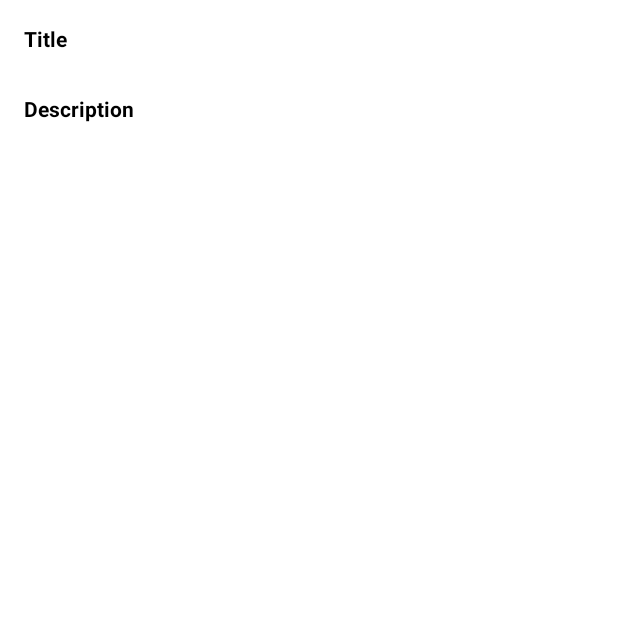
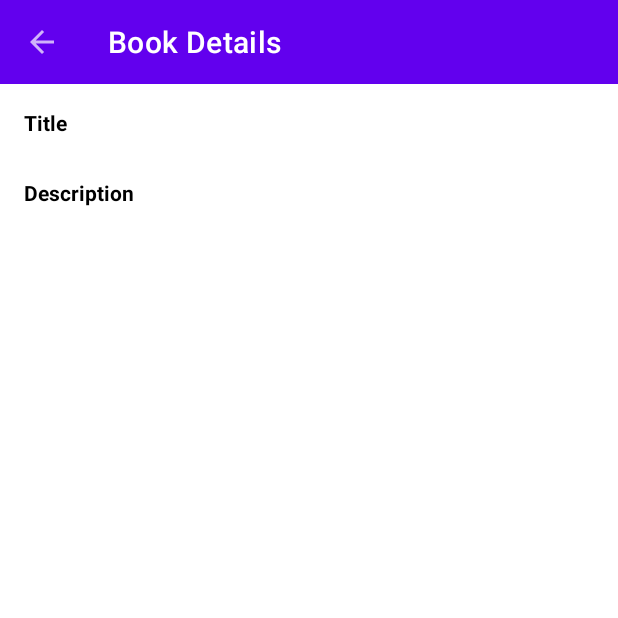
Before and after one commit to enzoap/NewYorkBooks, an Android app: the BookDetailsActivity screen opened directly, with no data from a screen before it, on a phone screen of 412 x 824 dp, the top half of it. Before the commit the part shown is almost empty. Run offline under Robolectric (Android 15) with nearby library versions, the phone set to English and light mode, and no system bars.

Commit message:
Refatoração do app parte 1

```diff
--- a/app/src/main/AndroidManifest.xml
+++ b/app/src/main/AndroidManifest.xml
@@ -11,7 +11,6 @@
         android:roundIcon="@mipmap/ic_launcher_round"
         android:supportsRtl="true"
         android:theme="@style/Theme.NyBooks">
-        <activity android:name=".presentation.details.BookDetailsActivity"></activity>
         <activity android:name=".presentation.books.BooksActivity">
             <intent-filter>
                 <action android:name="android.intent.action.MAIN" />
@@ -19,6 +18,10 @@
                 <category android:name="android.intent.category.LAUNCHER" />
             </intent-filter>
         </activity>
+
+        <activity android:name=".presentation.details.BookDetailsActivity"
+            android:parentActivityName=".presentation.books.BooksActivity"/>
+
     </application>
 
 </manifest>
--- /dev/null
+++ b/app/src/main/java/com/example/nybooks/presentation/base/BaseActivity.kt
@@ -0,0 +1,15 @@
+package com.example.nybooks.presentation.base
+
+import androidx.appcompat.app.AppCompatActivity
+import androidx.appcompat.widget.Toolbar
+
+open class BaseActivity : AppCompatActivity() {
+
+    protected fun setupToolbar(toolbar: Toolbar, titleIdRes: Int, showBackButton: Boolean = false){
+        toolbar.title = getString(titleIdRes)
+        setSupportActionBar(toolbar)
+        if (showBackButton){
+            supportActionBar?.setDisplayHomeAsUpEnabled(true)
+        }
+    }
+}
--- a/app/src/main/java/com/example/nybooks/presentation/books/BooksActivity.kt
+++ b/app/src/main/java/com/example/nybooks/presentation/books/BooksActivity.kt
@@ -1,6 +1,5 @@
 package com.example.nybooks.presentation.books
 
-import androidx.appcompat.app.AppCompatActivity
 import android.os.Bundle
 import androidx.lifecycle.ViewModelProvider
 import androidx.recyclerview.widget.LinearLayoutManager
@@ -8,9 +7,10 @@ import androidx.recyclerview.widget.RecyclerView
 import com.example.nybooks.R
 import com.example.nybooks.data.response.MainRepository
 import com.example.nybooks.databinding.ActivityBooksBinding
+import com.example.nybooks.presentation.base.BaseActivity
 import com.example.nybooks.presentation.details.BookDetailsActivity
 
-class BooksActivity : AppCompatActivity() {
+class BooksActivity : BaseActivity() {
     private lateinit var binding: ActivityBooksBinding
 
     override fun onCreate(savedInstanceState: Bundle?) {
@@ -19,8 +19,7 @@ class BooksActivity : AppCompatActivity() {
         val view = binding.root
         setContentView(view)
 
-        binding.toolbarMain.title = getString(R.string.books_title)
-        setSupportActionBar(binding.toolbarMain)
+        setupToolbar(binding.toolbarMain.toolbarMain, R.string.books_title)
 
         val viewModel = ViewModelProvider(this, BooksViewModel.MainViewModelFactory(MainRepository())).get(BooksViewModel::class.java)
         viewModel.booksLiveData.observe(this, {
--- a/app/src/main/java/com/example/nybooks/presentation/details/BookDetailsActivity.kt
+++ b/app/src/main/java/com/example/nybooks/presentation/details/BookDetailsActivity.kt
@@ -3,10 +3,11 @@ package com.example.nybooks.presentation.details
 import android.content.Context
 import android.content.Intent
 import android.os.Bundle
-import androidx.appcompat.app.AppCompatActivity
+import com.example.nybooks.R
 import com.example.nybooks.databinding.ActivityBookDetailsBinding
+import com.example.nybooks.presentation.base.BaseActivity
 
-class BookDetailsActivity : AppCompatActivity() {
+class BookDetailsActivity : BaseActivity() {
     private lateinit var binding: ActivityBookDetailsBinding
 
     override fun onCreate(savedInstanceState: Bundle?) {
@@ -14,6 +15,8 @@ class BookDetailsActivity : AppCompatActivity() {
         binding = ActivityBookDetailsBinding.inflate(layoutInflater)
         val view = binding.root
         setContentView(view)
+
+        setupToolbar(binding.toolbarMain.toolbarMain, R.string.books_details_title, true)
 
         binding.bookDetailsTitle.text = intent.getStringExtra(EXTRA_TITLE)
         binding.bookDetailsDescription.text = intent.getStringExtra(EXTRA_DESCRIPTION)
--- a/app/src/main/res/layout/activity_book_details.xml
+++ b/app/src/main/res/layout/activity_book_details.xml
@@ -4,37 +4,43 @@
     xmlns:tools="http://schemas.android.com/tools"
     android:layout_width="match_parent"
     android:layout_height="match_parent"
-    tools:context=".presentation.details.BookDetailsActivity"
+    android:orientation="vertical"
+    tools:context=".presentation.details.BookDetailsActivity">
+
+    <include android:id="@+id/toolbarMain"
+        layout="@layout/include_toolbar"/>
+
+    <LinearLayout
+        android:layout_width="match_parent"
+        android:layout_height="wrap_content"
         android:orientation="vertical"
         android:padding="16dp">
-
         <TextView
+            style="@style/MyTextViewLabel"
             android:layout_width="match_parent"
             android:layout_height="wrap_content"
-         android:text="@string/book_details_title_label"
-         android:textStyle="bold"
-         android:textColor="@color/black"/>
+            android:text="@string/book_details_title_label" />
 
         <TextView
             android:id="@+id/bookDetailsTitle"
             android:layout_width="wrap_content"
             android:layout_height="wrap_content"
-        tools:text="Titulo 1"
-        android:textColor="@color/black"/>
+            tools:text="Titulo 1" />
 
         <TextView
+            style="@style/MyTextViewLabel"
             android:layout_width="match_parent"
             android:layout_height="wrap_content"
-        android:text="@string/book_details_description_label"
-        android:textColor="@color/black"
-        android:textStyle="bold"
-        android:layout_marginTop="8dp"/>
+            android:layout_marginTop="8dp"
+            android:text="@string/book_details_description_label" />
 
         <TextView
             android:id="@+id/bookDetailsDescription"
             android:layout_width="wrap_content"
             android:layout_height="wrap_content"
-        tools:text="Description 1"
-        android:textColor="@color/black"/>
+            tools:text="Description 1" />
+    </LinearLayout>
+
+
 
 </LinearLayout>
--- a/app/src/main/res/layout/activity_books.xml
+++ b/app/src/main/res/layout/activity_books.xml
@@ -6,16 +6,11 @@
     android:layout_height="match_parent"
     tools:context=".presentation.books.BooksActivity">
 
-
-    <androidx.appcompat.widget.Toolbar
-        android:id="@+id/toolbarMain"
-        android:layout_width="0dp"
-        android:layout_height="wrap_content"
-        android:background="?attr/colorPrimary"
-        android:minHeight="?attr/actionBarSize"
+    <include android:id="@+id/toolbarMain"
+        layout="@layout/include_toolbar"
         app:layout_constraintEnd_toEndOf="parent"
         app:layout_constraintStart_toStartOf="parent"
-        app:layout_constraintTop_toTopOf="parent" />
+        app:layout_constraintTop_toTopOf="parent"/>
 
     <androidx.recyclerview.widget.RecyclerView
         android:id="@+id/recyclerBooks"
--- /dev/null
+++ b/app/src/main/res/layout/include_toolbar.xml
@@ -0,0 +1,7 @@
+<?xml version="1.0" encoding="utf-8"?>
+<androidx.appcompat.widget.Toolbar xmlns:android="http://schemas.android.com/apk/res/android"
+    android:id="@+id/toolbarMain"
+    android:layout_width="match_parent"
+    android:layout_height="wrap_content"
+    android:background="?attr/colorPrimary"
+    android:minHeight="?attr/actionBarSize" />
--- a/app/src/main/res/values/strings.xml
+++ b/app/src/main/res/values/strings.xml
@@ -7,4 +7,5 @@
     <!--    Book Details Activity-->
     <string name="book_details_title_label">Title</string>
     <string name="book_details_description_label">Description</string>
+    <string name="books_details_title">Book Details</string>
 </resources>
--- a/app/src/main/res/values/themes.xml
+++ b/app/src/main/res/values/themes.xml
@@ -13,5 +13,14 @@
         <item name="android:statusBarColor" tools:targetApi="l">?attr/colorPrimaryVariant</item>
         <!-- Customize your theme here. -->
         <item name="android:windowBackground">@color/white</item>
+        <item name="android:textViewStyle">@style/MyTextView</item>
+    </style>
+
+    <style name="MyTextView">
+        <item name="android:textColor">@color/black</item>
+    </style>
+
+    <style name="MyTextViewLabel">
+        <item name="android:textStyle">bold</item>
     </style>
 </resources>
```
Lines whose indentation alone changed are shown as unchanged.
